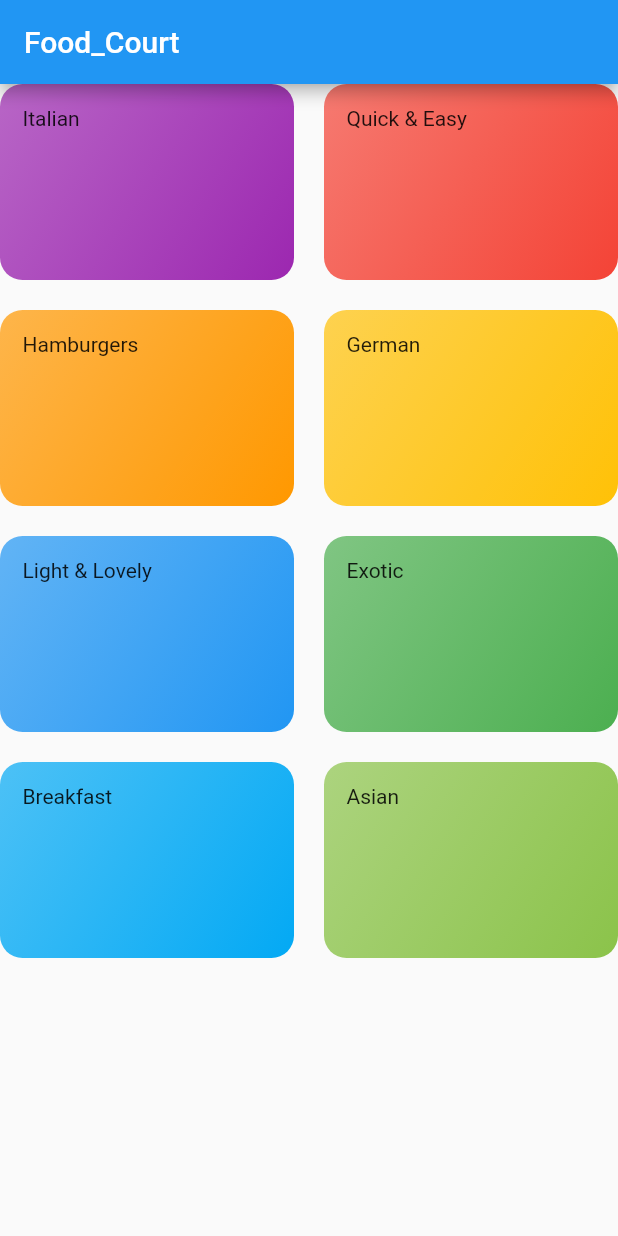
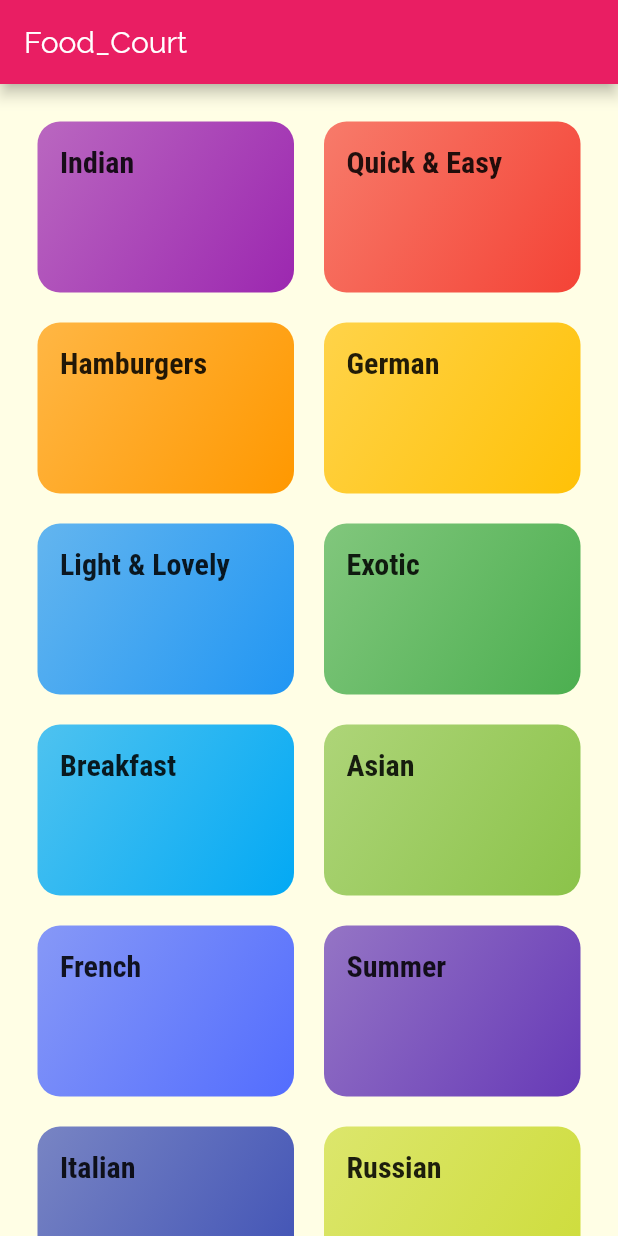
Before and after one commit to ab85hishek/FoodCourt, a Flutter app: the screen it shows after launch, on a phone screen of 412 x 824 dp. Run offline on Flutter 3.47's test engine with Material 2 defaults, Android fonts, the phone set to English and light mode, and no system bars.

Commit message:
adding fonts and themes

```diff
--- a/lib/categories_screen.dart
+++ b/lib/categories_screen.dart
@@ -10,6 +10,7 @@ class CategoriesScreen extends StatelessWidget {
         title: const Text('Food_Court'),
       ),
       body: GridView(
+        padding: const EdgeInsets.all(25),
         children: DUMMY_CATEGORIES
             .map((catData) => CategoryItem(catData.title, catData.color))
             .toList(),
--- a/lib/category_item.dart
+++ b/lib/category_item.dart
@@ -10,7 +10,10 @@ class CategoryItem extends StatelessWidget {
   Widget build(BuildContext context) {
     return Container(
       padding: const EdgeInsets.all(15),
-      child: Text(title),
+      child: Text(
+        title,
+        style: Theme.of(context).textTheme.title,
+      ),
       decoration: BoxDecoration(
         gradient: LinearGradient(
           colors: [
--- a/lib/dummy_data.dart
+++ b/lib/dummy_data.dart
@@ -5,7 +5,7 @@ import './models/category.dart';
 const DUMMY_CATEGORIES = const [
   Category(
     id: 'c1',
-    title: 'Italian',
+    title: 'Indian',
     color: Colors.purple,
   ),
   Category(
@@ -43,4 +43,24 @@ const DUMMY_CATEGORIES = const [
     title: 'Asian',
     color: Colors.lightGreen,
   ),
+  Category(
+    id: 'c9',
+    title: 'French',
+    color: Colors.indigoAccent,
+  ),
+  Category(
+    id: 'c10',
+    title: 'Summer',
+    color: Colors.deepPurple,
+  ),
+  Category(
+    id: 'c11',
+    title: 'Italian',
+    color: Colors.indigo,
+  ),
+  Category(
+    id: 'c12',
+    title: 'Russian',
+    color: Colors.lime,
+  ),
 ];
--- a/lib/main.dart
+++ b/lib/main.dart
@@ -12,7 +12,23 @@ class MyApp extends StatelessWidget {
     return MaterialApp(
       title: 'Food_Court',
       theme: ThemeData(
-        primarySwatch: Colors.blue,
+        primarySwatch: Colors.pink,
+        accentColor: Colors.amber,
+        canvasColor: Color.fromRGBO(255, 254, 229, 1),
+        fontFamily: 'Raleway',
+        textTheme: ThemeData.light().textTheme.copyWith(
+              body1: TextStyle(
+                color: Color.fromRGBO(20, 51, 51, 1),
+              ),
+              body2: TextStyle(
+                color: Color.fromRGBO(20, 51, 51, 1),
+              ),
+              title: TextStyle(
+                fontFamily: 'RobotoCondensed',
+                fontSize: 20,
+                fontWeight: FontWeight.bold,
+              ),
+            ),
       ),
       home: CategoriesScreen(),
     );
```
Also changed, not shown: pubspec.yaml (+18 -6 lines), assets/fonts/Raleway-Black.ttf (added), assets/fonts/Raleway-Bold.ttf (added), assets/fonts/Raleway-Regular.ttf (added), assets/fonts/RobotoCondensed-Bold.ttf (added), assets/fonts/RobotoCondensed-Italic.ttf (added), assets/fonts/RobotoCondensed-Light.ttf (added), assets/fonts/RobotoCondensed-Regular.ttf (added).
